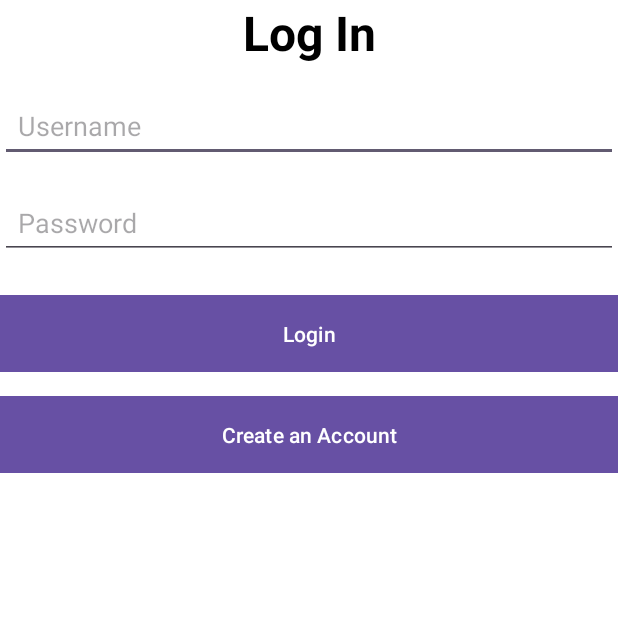
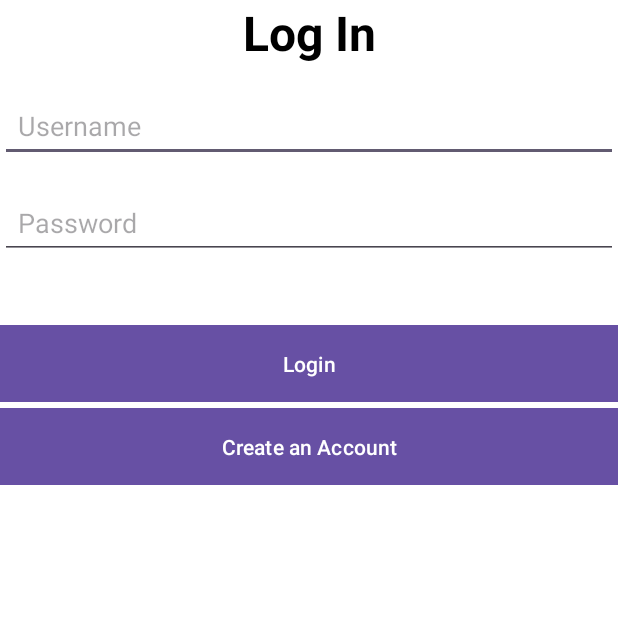
Before and after one commit to sdeshpande3/WanderSync-Travel-App, an Android app: the LogInActivity screen opened directly, with no data from a screen before it, on a phone screen of 412 x 824 dp, the top half of it. Run offline under Robolectric (Android 15) with nearby library versions, the phone set to English and light mode, and no system bars; our stand-ins replace Firebase (no records; nobody signed in at launch, a user with empty details on screens opened directly), data binding.

Commit message:
Changed Some design in xml files.

```diff
--- a/Project/Sprint0.5-main/app/src/main/res/layout/activity_log_in_page.xml
+++ b/Project/Sprint0.5-main/app/src/main/res/layout/activity_log_in_page.xml
@@ -57,12 +57,13 @@
             android:id="@+id/login_button"
             android:layout_width="0dp"
             android:layout_height="wrap_content"
+            android:layout_marginTop="44dp"
+            android:background="#555555"
+            android:padding="12dp"
             android:text="Login"
-                android:layout_marginTop="24dp"
-                android:background="#555555"
             android:textColor="@android:color/white"
-                android:padding="12dp"
             app:layout_constraintEnd_toEndOf="parent"
+            app:layout_constraintHorizontal_bias="0.0"
             app:layout_constraintStart_toStartOf="parent"
             app:layout_constraintTop_toBottomOf="@+id/password_input" />
 
@@ -70,12 +71,13 @@
             android:id="@+id/create_account_button"
             android:layout_width="0dp"
             android:layout_height="wrap_content"
+            android:layout_marginTop="4dp"
+            android:background="#CCCCCC"
+            android:padding="12dp"
             android:text="Create an Account"
-                android:layout_marginTop="16dp"
-                android:background="#CCCCCC"
             android:textColor="@android:color/white"
-                android:padding="12dp"
             app:layout_constraintEnd_toEndOf="parent"
+            app:layout_constraintHorizontal_bias="0.0"
             app:layout_constraintStart_toStartOf="parent"
             app:layout_constraintTop_toBottomOf="@+id/login_button" />
 
--- a/Project/Sprint0.5-main/app/src/main/res/layout/fragment_dining.xml
+++ b/Project/Sprint0.5-main/app/src/main/res/layout/fragment_dining.xml
@@ -24,10 +24,10 @@
             android:textSize="20dp" />
 
         <ImageView
-            android:layout_gravity="center_horizontal"
             android:id="@+id/car_image"
             android:layout_width="100dp"
             android:layout_height="100dp"
+            android:layout_gravity="center_horizontal"
             android:src="@drawable/restaurant_icon_svgrepo_com" />
 
     </LinearLayout>
```
Lines whose indentation alone changed are shown as unchanged.
